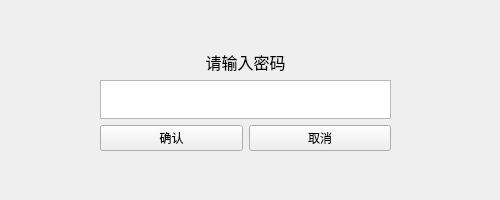
The window that password.ui (FujouHisui/libraryProject) describes before a commit, drawn with Qt 5.
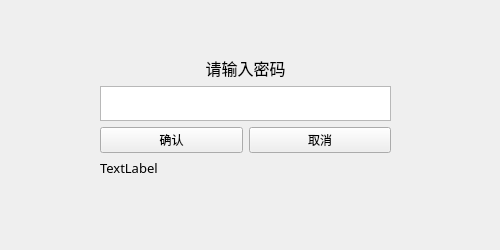
The same window after the commit.

Diff of the .ui file:
```diff
--- a/password.ui
+++ b/password.ui
@@ -7,19 +7,19 @@
     <x>0</x>
     <y>0</y>
     <width>500</width>
-    <height>200</height>
+    <height>250</height>
    </rect>
   </property>
   <property name="windowTitle">
    <string>Form</string>
   </property>
-  <widget class="QWidget" name="">
+  <widget class="QWidget" name="layoutWidget">
    <property name="geometry">
     <rect>
      <x>100</x>
-     <y>50</y>
+     <y>56</y>
      <width>291</width>
-     <height>101</height>
+     <height>121</height>
     </rect>
    </property>
    <layout class="QVBoxLayout" name="verticalLayout">
@@ -60,6 +60,19 @@
       </item>
      </layout>
     </item>
+    <item>
+     <widget class="QLabel" name="label_2">
+      <property name="font">
+       <font>
+        <family>黑体</family>
+        <pointsize>10</pointsize>
+       </font>
+      </property>
+      <property name="text">
+       <string>TextLabel</string>
+      </property>
+     </widget>
+    </item>
    </layout>
   </widget>
  </widget>
```
